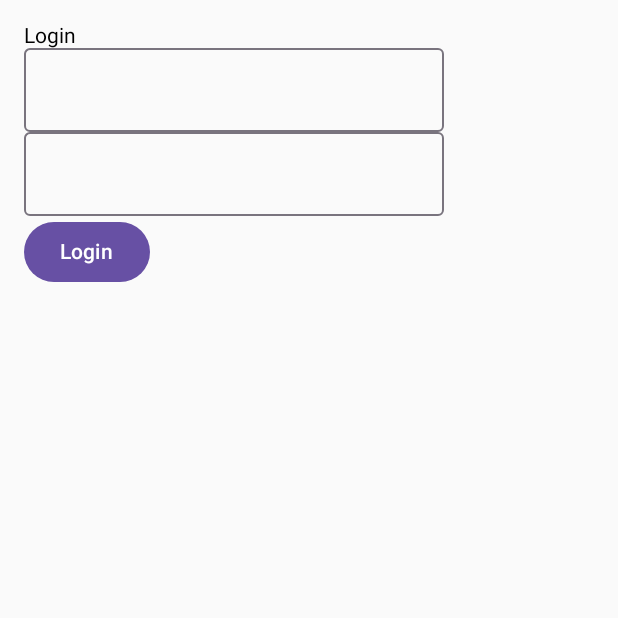
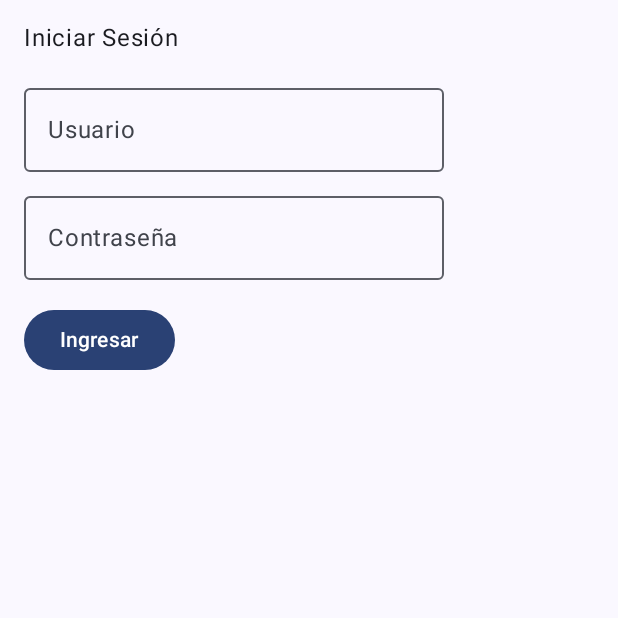
Before and after one commit to mbougar/adatAppTareasAndroid, an Android app built with Jetpack Compose: the screen it shows after launch (MainActivity), on a phone screen of 412 x 824 dp, the top half of it. Run offline under Robolectric (Android 15) with nearby library versions, the phone set to English and light mode, and no system bars.

Commit message:
ViewModel creation and api response handling

```diff
--- a/app/src/main/java/com/mbougar/adatapptareasandroid/MainActivity.kt
+++ b/app/src/main/java/com/mbougar/adatapptareasandroid/MainActivity.kt
@@ -1,52 +1,45 @@
 package com.mbougar.adatapptareasandroid
 
-import android.app.Application
 import android.os.Bundle
 import androidx.activity.ComponentActivity
 import androidx.activity.compose.setContent
-import androidx.activity.viewModels
+import androidx.compose.foundation.layout.Box
+import androidx.compose.foundation.layout.fillMaxSize
+import androidx.compose.foundation.layout.padding
+import androidx.compose.material3.Scaffold
 import androidx.compose.runtime.Composable
-import androidx.compose.runtime.getValue
-import androidx.compose.runtime.mutableStateOf
-import androidx.compose.runtime.remember
-import androidx.compose.runtime.setValue
-import androidx.lifecycle.ViewModel
-import androidx.lifecycle.ViewModelProvider
-import com.mbougar.adatapptareasandroid.data.remote.ApiService
+import androidx.compose.runtime.collectAsState
+import androidx.compose.ui.Modifier
+import androidx.lifecycle.viewmodel.compose.viewModel
+import androidx.navigation.compose.*
 import com.mbougar.adatapptareasandroid.data.remote.RetrofitInstance
-import com.mbougar.adatapptareasandroid.ui.view.LoginScreen
-import com.mbougar.adatapptareasandroid.ui.view.TaskListScreen
+import com.mbougar.adatapptareasandroid.navigation.AppNavigation
+import com.mbougar.adatapptareasandroid.ui.theme.AdatAppTareasAndroidTheme
+
+import com.mbougar.adatapptareasandroid.ui.viewmodel.AuthViewModel
 import com.mbougar.adatapptareasandroid.ui.viewmodel.TareasViewModel
 
 class MainActivity : ComponentActivity() {
     override fun onCreate(savedInstanceState: Bundle?) {
         super.onCreate(savedInstanceState)
-        val api = RetrofitInstance(this).api
-        val viewModel: TareasViewModel by viewModels { object : ViewModelProvider.Factory {
-            override fun <T : ViewModel> create(modelClass: Class<T>): T {
-                return TareasViewModel(api) as T
+
+        setContent {
+            AdatAppTareasAndroidTheme {
+                MainApp()
             }
-        } }
-        setContent {
-            App(viewModel)
         }
     }
 }
 
 @Composable
-fun App(viewModel: TareasViewModel) {
-    var isLoggedIn by remember { mutableStateOf(false) }
-    if (isLoggedIn) {
-        TaskListScreen(viewModel)
-    } else {
-        LoginScreen(viewModel) { isLoggedIn = true }
+fun MainApp() {
+    val navController = rememberNavController()
+    val authViewModel: AuthViewModel = AuthViewModel(api = RetrofitInstance.api)
+    val tareasViewModel: TareasViewModel = TareasViewModel(api = RetrofitInstance.api)
+
+    Scaffold(modifier = Modifier.fillMaxSize()) { innerPadding ->
+        Box(Modifier.padding(innerPadding)) {
+            AppNavigation(navController, authViewModel, tareasViewModel)
+        }
     }
 }
-
-class MyApp : Application() {
-    lateinit var api: ApiService
-    override fun onCreate() {
-        super.onCreate()
-        api = RetrofitInstance(this).api
-    }
-}
--- /dev/null
+++ b/app/src/main/java/com/mbougar/adatapptareasandroid/data/model/LoginUsuarioDTO.kt
@@ -0,0 +1,3 @@
+package com.mbougar.adatapptareasandroid.data.model
+
+data class LoginUsuarioDTO(val username: String, val password: String)
--- a/app/src/main/java/com/mbougar/adatapptareasandroid/data/remote/ApiService.kt
+++ b/app/src/main/java/com/mbougar/adatapptareasandroid/data/remote/ApiService.kt
@@ -1,37 +1,33 @@
 package com.mbougar.adatapptareasandroid.data.remote
 
-import com.mbougar.adatapptareasandroid.data.model.LoginRequest
 import com.mbougar.adatapptareasandroid.data.model.LoginResponse
-import com.mbougar.adatapptareasandroid.data.model.RegisterRequest
+import com.mbougar.adatapptareasandroid.data.model.LoginUsuarioDTO
 import com.mbougar.adatapptareasandroid.data.model.Tarea
-import com.mbougar.adatapptareasandroid.data.model.TareaRequest
-import com.mbougar.adatapptareasandroid.data.model.Usuario
+import com.mbougar.adatapptareasandroid.data.model.UsuarioRegisterDTO
 import retrofit2.http.Body
 import retrofit2.http.DELETE
 import retrofit2.http.GET
+import retrofit2.http.Header
 import retrofit2.http.POST
 import retrofit2.http.PUT
 import retrofit2.http.Path
 
 interface ApiService {
-    @POST("usuarios/login")
-    suspend fun login(@Body request: LoginRequest): LoginResponse
+    @POST("/usuarios/login")
+    suspend fun login(@Body request: LoginUsuarioDTO): LoginResponse
 
-    @POST("usuarios/register")
-    suspend fun register(@Body request: RegisterRequest): Usuario
+    @POST("/usuarios/register")
+    suspend fun register(@Body request: UsuarioRegisterDTO)
 
-    @GET("usuarios/{id}")
-    suspend fun getUsuario(@Path("id") id: String): Usuario
+    @GET("/tareas")
+    suspend fun getTareas(@Header("Authorization") token: String): List<Tarea>
 
-    @GET("tareas")
-    suspend fun getTareas(): List<Tarea>
+    @POST("/tareas")
+    suspend fun createTarea(@Header("Authorization") token: String, @Body tarea: Tarea)
 
-    @POST("tareas")
-    suspend fun crearTarea(@Body request: TareaRequest): Tarea
+    @PUT("/tareas/{id}")
+    suspend fun updateTarea(@Header("Authorization") token: String, @Path("id") id: String, @Body tarea: Tarea)
 
-    @PUT("tareas/{id}")
-    suspend fun actualizarTarea(@Path("id") id: String, @Body request: TareaRequest): Tarea
-
-    @DELETE("tareas/{id}")
-    suspend fun eliminarTarea(@Path("id") id: String)
+    @DELETE("/tareas/{id}")
+    suspend fun deleteTarea(@Header("Authorization") token: String, @Path("id") id: String)
 }
--- a/app/src/main/java/com/mbougar/adatapptareasandroid/data/remote/RetrofitInstance.kt
+++ b/app/src/main/java/com/mbougar/adatapptareasandroid/data/remote/RetrofitInstance.kt
@@ -5,18 +5,14 @@ import okhttp3.OkHttpClient
 import retrofit2.Retrofit
 import retrofit2.converter.gson.GsonConverterFactory
 
-class RetrofitInstance(context: Context) {
-    private val prefs = context.getSharedPreferences("app_prefs", Context.MODE_PRIVATE)
-    private val token = prefs.getString("token", null)
+object RetrofitInstance {
+    private const val BASE_URL = "https://adatprojectoapitareashogar.onrender.com"
 
-    private val client = OkHttpClient.Builder()
-        .addInterceptor(AuthInterceptor(token))
-        .build()
-
-    val api: ApiService = Retrofit.Builder()
-        .baseUrl("https://tuapi.com/")
-        .addConverterFactory(GsonConverterFactory.create())
-        .client(client)
-        .build()
-        .create(ApiService::class.java)
+    val api: ApiService by lazy {
+        Retrofit.Builder()
+            .baseUrl(BASE_URL)
+            .addConverterFactory(GsonConverterFactory.create())
+            .build()
+            .create(ApiService::class.java)
+    }
 }
--- /dev/null
+++ b/app/src/main/java/com/mbougar/adatapptareasandroid/navigation/AppNavigation.kt
@@ -0,0 +1,33 @@
+package com.mbougar.adatapptareasandroid.navigation
+
+import androidx.compose.runtime.Composable
+import androidx.compose.runtime.collectAsState
+import androidx.navigation.NavHostController
+import androidx.navigation.compose.NavHost
+import androidx.navigation.compose.composable
+import com.mbougar.adatapptareasandroid.ui.view.LoginScreen
+import com.mbougar.adatapptareasandroid.ui.view.RegisterScreen
+import com.mbougar.adatapptareasandroid.ui.view.TaskListScreen
+import com.mbougar.adatapptareasandroid.ui.viewmodel.AuthViewModel
+import com.mbougar.adatapptareasandroid.ui.viewmodel.TareasViewModel
+
+@Composable
+fun AppNavigation(navController: NavHostController, authViewModel: AuthViewModel, tareasViewModel: TareasViewModel) {
+    val token = authViewModel.token.collectAsState().value
+
+    NavHost(navController = navController, startDestination = if (token == null) "login" else "taskList") {
+        composable("login") {
+            LoginScreen(viewModel = authViewModel) {
+                navController.navigate("taskList") { popUpTo("login") { inclusive = true } }
+            }
+        }
+        composable("register") {
+            RegisterScreen(viewModel = authViewModel) {
+                navController.navigate("login")
+            }
+        }
+        composable("taskList") {
+            TaskListScreen(viewModel = tareasViewModel, navController = navController)
+        }
+    }
+}
--- a/app/src/main/java/com/mbougar/adatapptareasandroid/ui/view/LoginScreen.kt
+++ b/app/src/main/java/com/mbougar/adatapptareasandroid/ui/view/LoginScreen.kt
@@ -1,31 +1,45 @@
 package com.mbougar.adatapptareasandroid.ui.view
 
-import androidx.compose.foundation.layout.Column
-import androidx.compose.foundation.layout.padding
-import androidx.compose.foundation.text.BasicTextField
+import androidx.compose.foundation.layout.*
 import androidx.compose.material3.Button
+import androidx.compose.material3.CircularProgressIndicator
+import androidx.compose.material3.MaterialTheme
 import androidx.compose.material3.OutlinedTextField
 import androidx.compose.material3.Text
-import androidx.compose.runtime.Composable
-import androidx.compose.runtime.getValue
-import androidx.compose.runtime.mutableStateOf
-import androidx.compose.runtime.remember
-import androidx.compose.runtime.setValue
+import androidx.compose.runtime.*
 import androidx.compose.ui.Modifier
+import androidx.compose.ui.text.input.PasswordVisualTransformation
 import androidx.compose.ui.unit.dp
-import com.mbougar.adatapptareasandroid.ui.viewmodel.TareasViewModel
+import androidx.lifecycle.viewmodel.compose.viewModel
+import com.mbougar.adatapptareasandroid.ui.viewmodel.AuthViewModel
 
 @Composable
-fun LoginScreen(viewModel: TareasViewModel, onLoginSuccess: () -> Unit) {
+fun LoginScreen(viewModel: AuthViewModel = viewModel(), onLoginSuccess: () -> Unit) {
     var username by remember { mutableStateOf("") }
     var password by remember { mutableStateOf("") }
+    val token by viewModel.token.collectAsState()
+    val loading by viewModel.loading.collectAsState()
+    val error by viewModel.error.collectAsState()
+
+    LaunchedEffect(token) {
+        if (token != null) onLoginSuccess()
+    }
 
     Column(modifier = Modifier.padding(16.dp)) {
-        Text("Login")
-        OutlinedTextField(value = username, onValueChange = { username = it })
-        OutlinedTextField(value = password, onValueChange = { password = it })
-        Button(onClick = { viewModel.cargarTareas(); onLoginSuccess() }) {
-            Text("Login")
+        Text("Iniciar Sesión", style = MaterialTheme.typography.bodyLarge)
+        Spacer(modifier = Modifier.height(16.dp))
+
+        OutlinedTextField(value = username, onValueChange = { username = it }, label = { Text("Usuario") })
+        Spacer(modifier = Modifier.height(8.dp))
+
+        OutlinedTextField(value = password, onValueChange = { password = it }, label = { Text("Contraseña") }, visualTransformation = PasswordVisualTransformation())
+        Spacer(modifier = Modifier.height(16.dp))
+
+        if (loading) CircularProgressIndicator()
+        error?.let { Text(it, color = MaterialTheme.colorScheme.error) }
+
+        Button(onClick = { viewModel.login(username, password) }) {
+            Text("Ingresar")
         }
     }
 }
--- /dev/null
+++ b/app/src/main/java/com/mbougar/adatapptareasandroid/ui/viewmodel/AuthViewModel.kt
@@ -0,0 +1,49 @@
+package com.mbougar.adatapptareasandroid.ui.viewmodel
+
+import androidx.lifecycle.ViewModel
+import androidx.lifecycle.viewModelScope
+import com.mbougar.adatapptareasandroid.data.model.LoginUsuarioDTO
+import com.mbougar.adatapptareasandroid.data.model.UsuarioRegisterDTO
+import com.mbougar.adatapptareasandroid.data.remote.ApiService
+import kotlinx.coroutines.flow.MutableStateFlow
+import kotlinx.coroutines.flow.StateFlow
+import kotlinx.coroutines.launch
+
+class AuthViewModel(private val api: ApiService) : ViewModel() {
+
+    private val _token = MutableStateFlow<String?>(null)
+    val token: StateFlow<String?> get() = _token
+
+    private val _loading = MutableStateFlow(false)
+    val loading: StateFlow<Boolean> get() = _loading
+
+    private val _error = MutableStateFlow<String?>(null)
+    val error: StateFlow<String?> get() = _error
+
+    fun login(username: String, password: String) {
+        viewModelScope.launch {
+            _loading.value = true
+            _error.value = null
+            try {
+                val response = api.login(LoginUsuarioDTO(username, password))
+                _token.value = response.token
+            } catch (e: Exception) {
+                _error.value = "Error de autenticación"
+            }
+            _loading.value = false
+        }
+    }
+
+    fun register(user: UsuarioRegisterDTO) {
+        viewModelScope.launch {
+            _loading.value = true
+            _error.value = null
+            try {
+                api.register(user)
+            } catch (e: Exception) {
+                _error.value = "Error en el registro"
+            }
+            _loading.value = false
+        }
+    }
+}
```
Also changed, not shown: app/src/main/java/com/mbougar/adatapptareasandroid/data/model/UsuarioRegisterDTO.kt (added, +15 -0 lines), app/src/main/java/com/mbougar/adatapptareasandroid/ui/view/RegisterScreen.kt (added, +62 -0 lines), app/src/main/java/com/mbougar/adatapptareasandroid/ui/view/TasksListScreen.kt (+51 -8 lines), app/src/main/java/com/mbougar/adatapptareasandroid/ui/viewmodel/TareasViewModel.kt (+32 -6 lines).
